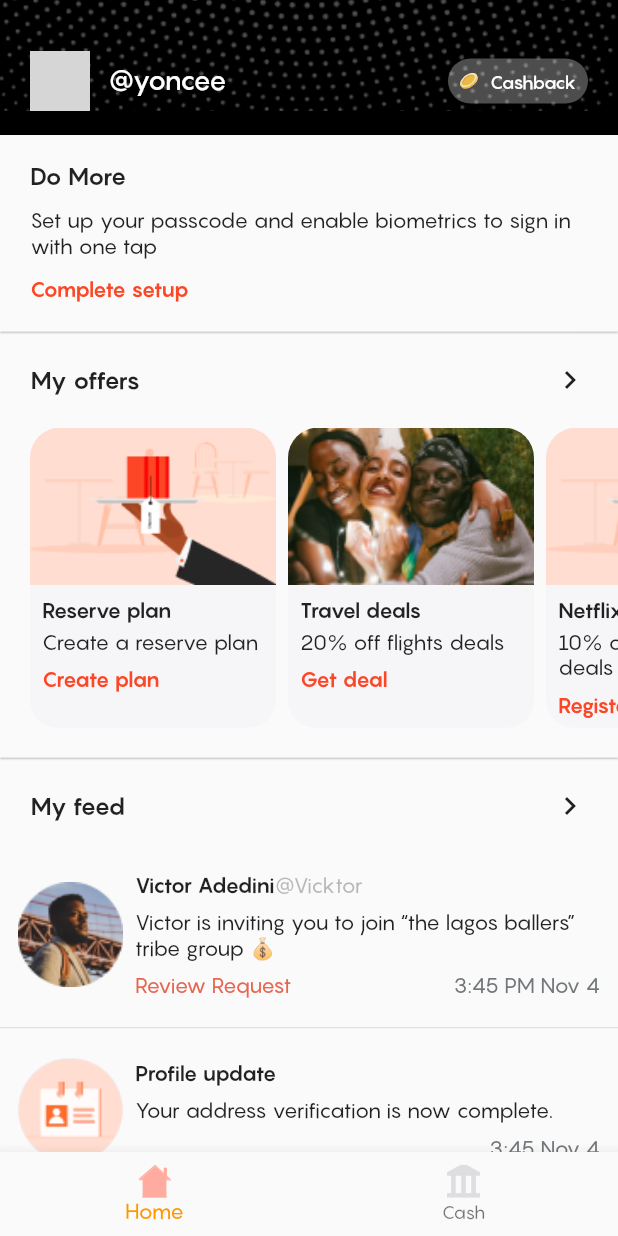
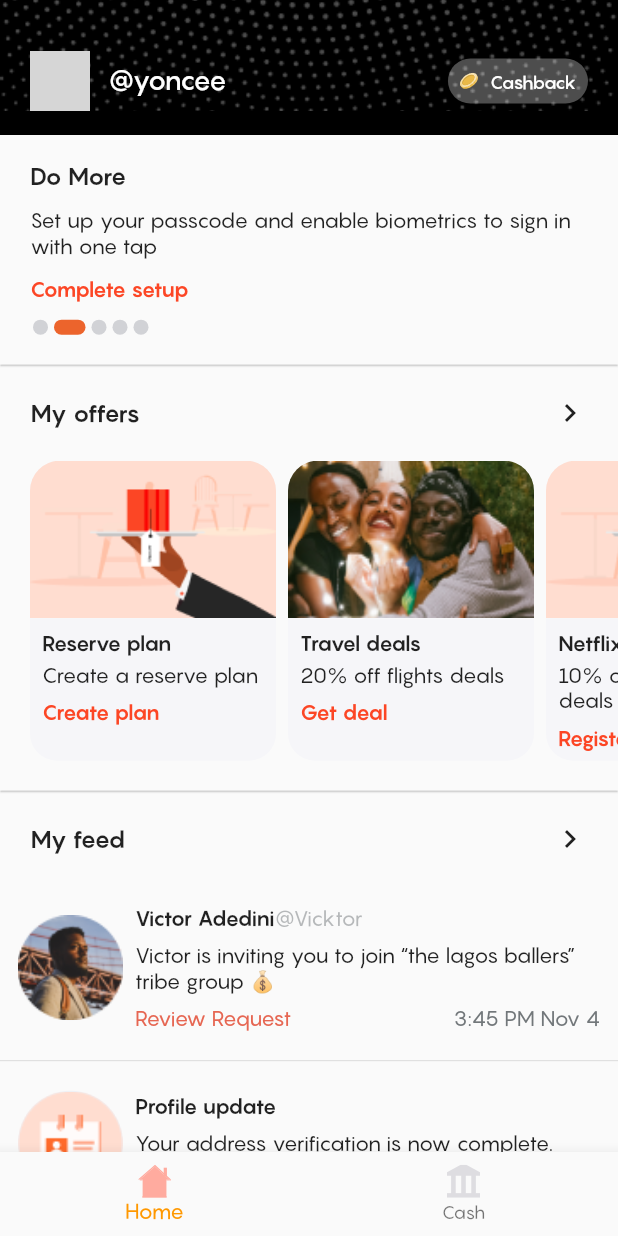
Before and after one commit to Danzo-bit/moniUI, a Flutter app: the screen it shows after launch, scrolled down 576 dp, on a phone screen of 412 x 824 dp. Run offline on Flutter 3.47's test engine with Material 2 defaults, Android fonts, the phone set to English and light mode, and no system bars; our stand-ins replace flutter_svg; network calls fail; grey boxes are pictures that could not be loaded.

Commit message:
adds slider indicator

```diff
--- a/lib/screens/home.dart
+++ b/lib/screens/home.dart
@@ -506,7 +506,28 @@ class _HomeState extends State<Home> {
                           fontWeight: FontWeight.bold,
                           color: Color(0xffFC4625)),
                     ),
-                    // !todo: add slide indicator
+                    SizedBox(
+                      height: 12,
+                    ),
+                    Row(
+                      children: List.generate(
+                          5,
+                          (index) => Padding(
+                                padding:
+                                    const EdgeInsets.symmetric(horizontal: 2.0),
+                                child: AnimatedContainer(
+                                  curve: Curves.easeIn,
+                                  duration: Duration(milliseconds: 500),
+                                  height: 10,
+                                  width: index == 1 ? 21 : 10,
+                                  decoration: BoxDecoration(
+                                      color: index == 1
+                                          ? Color(0xffEC642C)
+                                          : Color.fromARGB(255, 209, 210, 214),
+                                      borderRadius: BorderRadius.circular(10)),
+                                ),
+                              )),
+                    )
                   ],
                 ),
               ),
```
